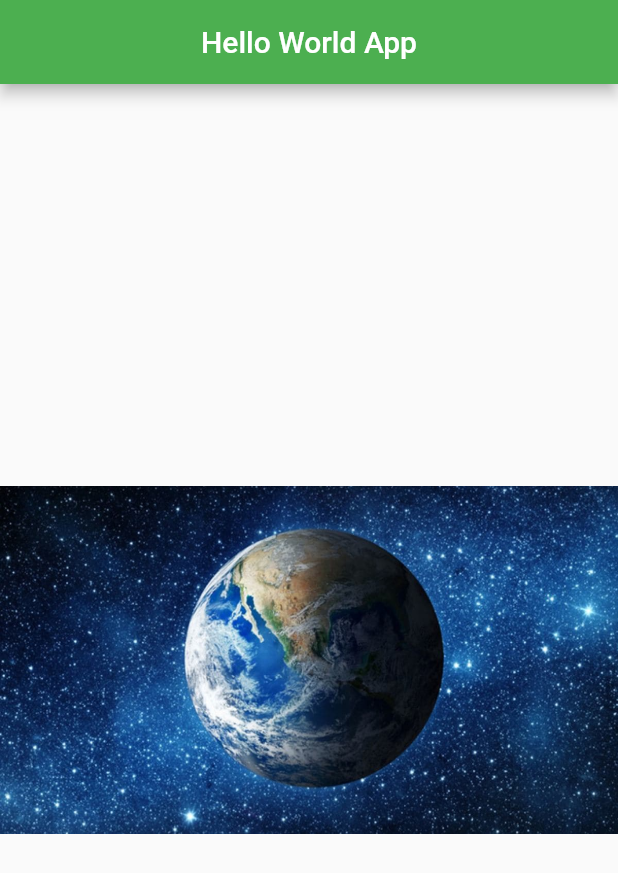
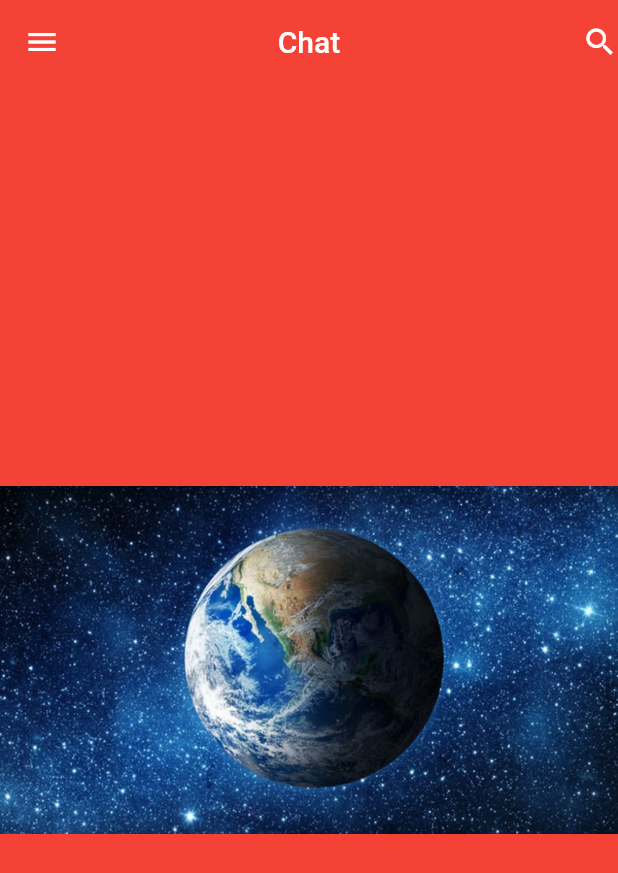
Before and after one commit to MundingAkbar/CC105ActivityHelloWorld, a Flutter app: the screen it shows after launch, on a phone screen of 412 x 824 dp. Shown: the top 873 px of the screen. Run offline on Flutter 3.47's test engine with Material 2 defaults, Android fonts, the phone set to English and light mode, and no system bars.

Commit message:
icon changed and some other UI

```diff
--- a/HelloWorld/lib/main.dart
+++ b/HelloWorld/lib/main.dart
@@ -3,6 +3,9 @@ import 'package:flutter/material.dart';
 void main() {
   runApp(
     MaterialApp(
+      theme: ThemeData(primaryColor: Colors.red),
+      debugShowCheckedModeBanner: false,
+      title: "chat UI",
       home: MyApp(),
     ),
   );
@@ -12,10 +15,13 @@ class MyApp extends StatelessWidget {
   @override
   Widget build(BuildContext context) {
     return Scaffold(
+      backgroundColor: Colors.red,
       appBar: AppBar(
-        backgroundColor: Colors.green,
-        title: Text('Hello World App'),
+        leading: Icon(Icons.menu),
+        title: Text('Chat'),
         centerTitle: true,
+        elevation: 0.0,
+        actions: [Icon(Icons.search)],
       ),
       body: Center(
         child: Image(image: AssetImage('assets/image/world.jpg')),
```
Also changed, not shown: 5 other files.
